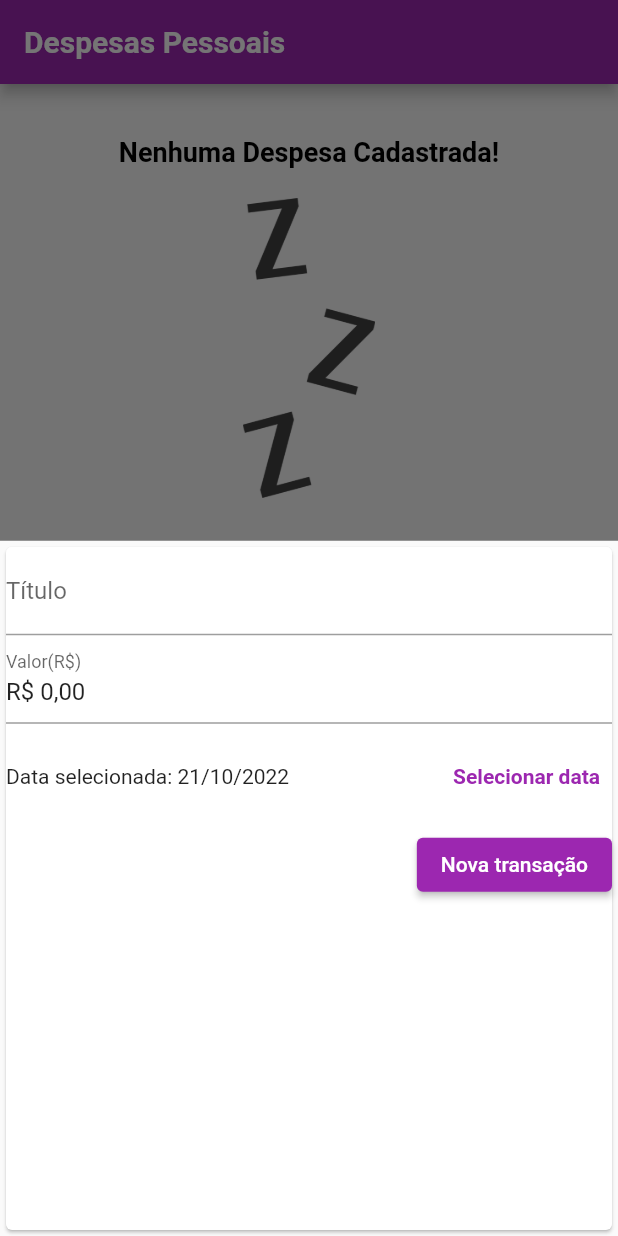
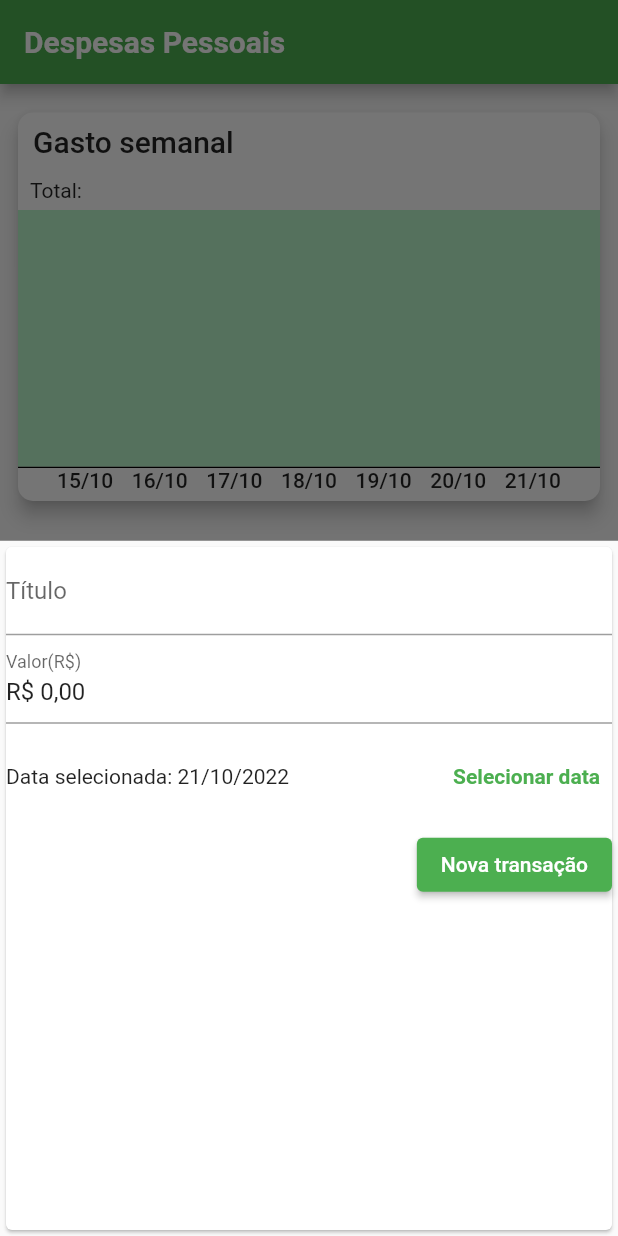
Before and after one commit to adrianoaraujo0/despesas_pessoais, a Flutter app: the screen it shows after launch, after a tap on the "add" icon, on a phone screen of 412 x 824 dp. Run offline on Flutter 3.47's test engine with Material 2 defaults, Android fonts, the phone set to English and light mode, and no system bars; drawn by our look-alikes of fl_chart; our stand-ins replace flutter_masked_text2, rxdart, sqflite; accounts and stored records are empty; Roboto replaces fonts that are missing (OpenSans).

Commit message:
pie sendo implementado

```diff
--- a/lib/main.dart
+++ b/lib/main.dart
@@ -2,12 +2,11 @@ import 'package:despesas_pessoais/repository/expenses_helper.dart';
 import 'package:despesas_pessoais/repository/expenses_helper.dart';
 import 'package:despesas_pessoais/repository/expenses_helper.dart';
 import 'package:despesas_pessoais/repository/expenses_helper.dart';
-import 'package:despesas_pessoais/ui/screen_expenses/expenses_page.dart';
+import 'package:despesas_pessoais/ui/tela_dashboard_resultado/dashboard_page.dart';
 import 'package:flutter/material.dart';
 import 'model/expenses.dart';
 
 main() async{
-
   WidgetsFlutterBinding.ensureInitialized();
   await ExpensesHelper().db;
   runApp(ExpensesApp());
@@ -22,7 +21,7 @@ class ExpensesApp extends StatelessWidget {
       home: MyHomePage(),
       theme: tema.copyWith(
         colorScheme: tema.colorScheme.copyWith(
-          primary: Colors.purple,
+          primary: Colors.green,
           secondary: Colors.black,
         ),
         textTheme: tema.textTheme.copyWith(
@@ -59,12 +58,11 @@ class _MyHomePageState extends State<MyHomePage> {
   void initState() {
 
     expensesHelper.getAllExpenses().then((value) => print(value));
-
     super.initState();
   }
 
   @override
   Widget build(BuildContext context) {
-    return ExpensesPage();
+    return DashboardPage();
   }
 }
--- a/lib/ui/screen_expenses/expenses_page.dart
+++ /dev/null
@@ -1,184 +0,0 @@
-import 'package:despesas_pessoais/model/expenses.dart';
-import 'package:despesas_pessoais/ui/screen_expenses/expenses_controller.dart';
-import 'package:fl_chart/fl_chart.dart';
-import 'package:flutter/material.dart';
-import 'package:intl/intl.dart';
-
-class ExpensesPage extends StatelessWidget {
-  ExpensesPage({super.key});
-
-  final ExpensesController telaDespesasController = ExpensesController();
-
-  @override
-  Widget build(BuildContext context) {
-    return SafeArea(
-      child: Scaffold(
-        appBar: AppBar(title: const Text('Despesas Pessoais')),
-        body: Padding(
-          padding: const EdgeInsets.symmetric(vertical: 15.0, horizontal: 8),
-          child: Column(
-            children: [
-              // barChart(),
-              buildListTransactions(context),
-            ],
-          ),
-        ),
-        floatingActionButton: adicionarDespesa(context),
-        floatingActionButtonLocation: FloatingActionButtonLocation.endDocked,
-      ),
-    );
-  }
-
-  Widget barChart(){
-    return StreamBuilder<bool>(
-      stream: telaDespesasController.updateChart.stream,
-      builder: (context, snapshot) {
-        return SizedBox(
-          height: 200,
-          child:Card(
-            elevation: 5,
-            child: AspectRatio(
-              aspectRatio: 2,
-              child: BarChart(
-                BarChartData(
-                  minY: 0,
-                  maxY: 10,
-                  groupsSpace: 2,
-                  barGroups: telaDespesasController.chartGroup(),
-                  borderData:  FlBorderData(
-                  border: const Border(bottom: BorderSide())),
-                  gridData: FlGridData(show: false),
-                  titlesData: FlTitlesData(
-                    bottomTitles: AxisTitles(sideTitles: telaDespesasController.bottomTitles()),
-                    topTitles: AxisTitles(sideTitles: SideTitles(showTitles: false)),
-                    rightTitles: AxisTitles(sideTitles: SideTitles(showTitles: false)),
-                    leftTitles: AxisTitles(sideTitles: SideTitles(showTitles: false)),
-                  ),
-                )
-              )
-            ),
-          ),
-        );
-      }
-    );
- }
-
-  Widget adicionarDespesa(BuildContext context) {
-    return Container(
-      margin: const EdgeInsets.only(bottom: 20),
-      child: FloatingActionButton(
-        onPressed: () => showModalBottomSheet(context: context, builder: (_) => buildForm(context)),
-        backgroundColor: Colors.purple,
-        child: const Icon(Icons.add),
-      )
-    );
-  }
-
-  Widget buildForm(BuildContext context){
-    return Card(
-      child: Column(
-        children: [
-          TextField(
-            controller: telaDespesasController.titleController,
-            decoration: const InputDecoration(labelText: "Título"),
-          ),
-          TextField(
-            controller: telaDespesasController.valueController,
-            decoration: const InputDecoration(labelText: "Valor(R\$)"),
-            keyboardType: const TextInputType.numberWithOptions(),
-          ),
-          SizedBox(
-            height: 70,
-            child: StreamBuilder<DateTime>(
-              initialData: DateTime.now(),
-              stream: telaDespesasController.updateDateForm.stream,
-              builder: (context, snapshot) {
-                return Row(
-                  children: [
-                     Expanded(child: Text("Data selecionada: ${DateFormat("dd/MM/y").format(snapshot.data!)}")),
-                     TextButton(
-                        onPressed: (){telaDespesasController.buildShowDatePicker(context);},
-                        child: const Text("Selecionar data",
-                        style: TextStyle(fontWeight: FontWeight.w700))
-                      ),
-                  ],
-                );
-              }
-            ),
-          ),
-          Row(
-            mainAxisAlignment: MainAxisAlignment.end,
-            children: [
-              ElevatedButton(
-                  onPressed: (){
-                    telaDespesasController.addTransaction(context);
-                    telaDespesasController.updateChart.sink.add(false);
-                  },
-                  child: const Text("Nova transação", style: TextStyle(color: Colors.white))
-              ),
-            ],
-          )
-        ],
-      ),
-    );
-  }
-
-  Widget buildListTransactions(BuildContext context){
-    return SingleChildScrollView(
-      child: Column(
-        crossAxisAlignment: CrossAxisAlignment.stretch,
-        children: [
-          StreamBuilder<List<Expenses>>(
-            stream: telaDespesasController.updateTransactionsList.stream,
-            builder: (context, snapshot) {
-              return SizedBox(
-                height: 300,
-                child: snapshot.data == null || snapshot.data!.isEmpty ?
-                Column(children:[
-                  const SizedBox(height: 20),
-                  Text("Nenhuma Despesa Cadastrada!", style: Theme.of(context).textTheme.headline6),
-                  const SizedBox(height: 20),
-                  SizedBox(
-                    height: 200,
-                    child: Image.asset(
-                      "assets/images/waiting.png",
-                      fit:  BoxFit.cover,
-                      )
-                    )
-                 ])
-                : ListView.builder(
-                    shrinkWrap: true,
-                    itemCount: snapshot.data!.length,
-                    itemBuilder: (context, index) {
-                      return Card(
-                        elevation: 5,
-                        margin: const EdgeInsets.symmetric(vertical: 8, horizontal: 5),
-                        child: ListTile(
-                          leading: Padding(
-                            padding: const EdgeInsets.all(6),
-                            child: FittedBox(child: Text('${snapshot.data![index].value}')),
-                          ),
-                          title: Text(snapshot.data![index].title!, style: Theme.of(context).textTheme.headline6),
-                          subtitle: Text(DateFormat('d MMM y').format(snapshot.data![index].date!)),
-                          trailing: IconButton(
-                            color: Theme.of(context).errorColor,
-                            icon: const Icon(Icons.delete),
-                            onPressed: (){
-                              telaDespesasController.removeTransaction(snapshot.data![index].id!, context);
-                            }
-                          ),
-                        ),
-                      );
-                  },
-                ),
-              );
-            }
-          ),
-        ],
-      ),
-    );
-  }
-
-
-
-}
--- a/lib/ui/screen_expenses/expenses_controller.dart
+++ b/lib/ui/tela_dashboard_resultado/dashboard_controller.dart
@@ -3,20 +3,19 @@ import 'package:despesas_pessoais/repository/expenses_helper.dart';
 import 'package:fl_chart/fl_chart.dart';
 import 'package:flutter/material.dart';
 import 'package:flutter_masked_text2/flutter_masked_text2.dart';
-import 'package:intl/intl.dart';
 import 'package:rxdart/subjects.dart';
 import '../../model/expenses.dart';
 
-class ExpensesController{
-  final List<Expenses> transactions = [];
+class DashboardController{
+  List<Expenses> listExpenses = [];
   DateTime selectedDate = DateTime.now();
 
   final MoneyMaskedTextController valueController = MoneyMaskedTextController(precision: 2, leftSymbol: 'R\$ ');
   final TextEditingController titleController = TextEditingController();
 
-  final BehaviorSubject<List<Expenses>> updateTransactionsList = BehaviorSubject<List<Expenses>>();
+  final BehaviorSubject<List<Expenses>> updateExpensesList = BehaviorSubject<List<Expenses>>();
   final BehaviorSubject<DateTime> updateDateForm = BehaviorSubject<DateTime>();
-  final BehaviorSubject<bool> updateChart = BehaviorSubject<bool>();
+  final BehaviorSubject<List<Expenses>>  updateChart = BehaviorSubject<List<Expenses>>();
   double accumulate = 0 ;
 
   ExpensesHelper expensesHelper = ExpensesHelper();
@@ -30,6 +29,12 @@ class ExpensesController{
     );
   }
 
+  Future getExpenses() async{
+    listExpenses = await expensesHelper.getAllExpenses();
+    updateExpensesList.sink.add(listExpenses.reversed.toList());
+    updateChart.sink.add(listExpenses);
+ }
+
   void addTransaction(BuildContext context) {
     if(valueController.text.isEmpty || titleController.text.isEmpty)return;
 
@@ -40,14 +45,15 @@ class ExpensesController{
       selectedDate
     );
 
-    transactions.add(newExpense);
-    updateTransactionsList.sink.add(transactions);
+    listExpenses.add(newExpense);
     expensesHelper.saveExpense(newExpense);
 
     titleController.clear();
     valueController.updateValue(0);
     selectedDate = DateTime.now();
 
+
+    getExpenses();
     Navigator.of(context).pop();
   }
 
@@ -81,9 +87,8 @@ class ExpensesController{
               const SizedBox(height: 10,),
               InkWell(
                 onTap: () {
-                  transactions.removeWhere((element) => element.id == id);
-                  updateTransactionsList.sink.add(transactions);
-                  updateChart.sink.add(true);
+                  expensesHelper.deleteExpenses(id);
+                  getExpenses();
                   Navigator.pop(context);
                 },
                 child: Container(width: 60, height: 40, alignment: Alignment.center, child: const Text("SIM", textAlign: TextAlign.center,))
@@ -96,7 +101,7 @@ class ExpensesController{
   }
 
   double accumulateDateValues(int day){
-    List<Expenses> dayTransactions = transactions.where((element) => element.date!.day == day).toList();
+    List<Expenses> dayTransactions = listExpenses.where((element) => element.date!.day == day).toList();
 
     if(dayTransactions.isNotEmpty){
       accumulate = dayTransactions.map((transactions) =>  transactions.value).reduce((value, element) => value! + element!)!;
@@ -147,4 +152,11 @@ class ExpensesController{
     ];
   }
 
+  // double? transactionsTotalSum()=> listExpenses.map((expense) => expense.value ).reduce((value, element) => value! + element!);
+
+  Future<double?> transactionsTotalSum() async {
+    List<Expenses> list = await expensesHelper.getAllExpenses();
+    return list.map((expense) => expense.value).reduce((value, element) => value! + element!);
+  }
+
 }
--- /dev/null
+++ b/lib/ui/tela_dashboard_resultado/dashboard_page.dart
@@ -0,0 +1,255 @@
+import 'package:despesas_pessoais/model/expenses.dart';
+import 'package:despesas_pessoais/repository/expenses_helper.dart';
+import 'package:despesas_pessoais/ui/tela_dashboard_resultado/dashboard_controller.dart';
+import 'package:despesas_pessoais/ui/tela_lista_transacoes/lista_transacoes_page.dart';
+import 'package:fl_chart/fl_chart.dart';
+import 'package:flutter/material.dart';
+import 'package:intl/intl.dart';
+
+class DashboardPage extends StatefulWidget {
+  DashboardPage({super.key});
+
+  @override
+  State<DashboardPage> createState() => _DashboardPageState();
+}
+
+class _DashboardPageState extends State<DashboardPage> {
+
+  final DashboardController dashboardController = DashboardController();
+
+  @override
+  void initState() {
+
+    dashboardController.getExpenses();
+    super.initState();
+  }
+
+
+  @override
+  Widget build(BuildContext context) {
+    return Scaffold(
+      appBar: AppBar(title: const Text('Despesas Pessoais')),
+      body: SingleChildScrollView(
+        child: Padding(
+          padding: const EdgeInsets.symmetric(vertical: 15.0, horizontal: 8),
+          child: Column(
+            children: [
+              barChart(),
+              buildListTransactions(context),
+              pieChart()
+            ],
+          ),
+        ),
+      ),
+      floatingActionButton: adicionarDespesa(context),
+      floatingActionButtonLocation: FloatingActionButtonLocation.endDocked,
+    );
+  }
+
+  Widget barChart(){
+    return StreamBuilder<List<Expenses>>(
+      stream: dashboardController.updateChart.stream,
+      builder: (context, snapshot) {
+        return SizedBox(
+          height: 267,
+          width: 400,
+          child: Card(
+            elevation: 5,
+            shape: RoundedRectangleBorder(
+                borderRadius: BorderRadius.circular(10)
+            ),
+            child: Column(
+              crossAxisAlignment: CrossAxisAlignment.start,
+              children: [
+                const Padding(
+                  padding: EdgeInsets.symmetric(vertical: 8.0, horizontal: 10),
+                  child: Text("Gasto semanal", style: TextStyle(fontWeight: FontWeight.w500, fontSize: 20)),
+                ),
+                const Padding(
+                  padding: EdgeInsets.symmetric(vertical: 5, horizontal: 8),
+                  child: Text("Total: "),
+                ),
+                AspectRatio(
+                  aspectRatio: 2,
+                  child: BarChart(
+                    BarChartData(
+                      backgroundColor: Colors.greenAccent[100],
+                      minY: 0,
+                      maxY: 10,
+                      groupsSpace: 2,
+                      barGroups: dashboardController.chartGroup(),
+                      borderData:  FlBorderData(
+                        show: true,
+                      border: const Border(bottom: BorderSide())),
+                      gridData: FlGridData(show: false),
+                      titlesData: FlTitlesData(
+                        bottomTitles: AxisTitles(sideTitles: dashboardController.bottomTitles()),
+                        topTitles: AxisTitles(sideTitles: SideTitles(showTitles: false)),
+                        rightTitles: AxisTitles(sideTitles: SideTitles(showTitles: false)),
+                        leftTitles: AxisTitles(sideTitles: SideTitles(showTitles: false)),
+                      ),
+                    )
+                  )
+                ),
+              ],
+            ),
+          ),
+        );
+      }
+    );
+ }
+
+ Widget pieChart(){
+  return SizedBox(
+    height: 400,
+    width: 400,
+    child: Card(
+      shape: RoundedRectangleBorder(
+        borderRadius: BorderRadius.circular(10)
+      ),
+      elevation: 5,
+      child: Column(
+        crossAxisAlignment: CrossAxisAlignment.start,
+        children: const [
+          Padding(
+            padding: EdgeInsets.symmetric(vertical: 8.0, horizontal: 10),
+            child: Text("Despesas mensal", style: TextStyle(fontWeight: FontWeight.w500, fontSize: 20)),
+          ),
+        ]
+      ),
+    ),
+  );
+
+ }
+
+  Widget adicionarDespesa(BuildContext context) {
+    return Container(
+      margin: const EdgeInsets.only(bottom: 20),
+      child: FloatingActionButton(
+        onPressed: () => showModalBottomSheet(context: context, builder: (_) => buildForm(context)),
+        backgroundColor: Colors.green,
+        child: const Icon(Icons.add),
+      )
+    );
+  }
+
+  Widget buildForm(BuildContext context){
+    return Card(
+      child: Column(
+        children: [
+          TextField(
+            controller: dashboardController.titleController,
+            decoration: const InputDecoration(labelText: "Título"),
+          ),
+          TextField(
+            controller: dashboardController.valueController,
+            decoration: const InputDecoration(labelText: "Valor(R\$)"),
+            keyboardType: const TextInputType.numberWithOptions(),
+          ),
+          SizedBox(
+            height: 70,
+            child: StreamBuilder<DateTime>(
+              initialData: DateTime.now(),
+              stream: dashboardController.updateDateForm.stream,
+              builder: (context, snapshot) {
+                return Row(
+                  children: [
+                     Expanded(child: Text("Data selecionada: ${DateFormat("dd/MM/y").format(snapshot.data!)}")),
+                     TextButton(
+                        onPressed: (){dashboardController.buildShowDatePicker(context);},
+                        child: const Text("Selecionar data",
+                        style: TextStyle(fontWeight: FontWeight.w700))
+                      ),
+                  ],
+                );
+              }
+            ),
+          ),
+          Row(
+            mainAxisAlignment: MainAxisAlignment.end,
+            children: [
+              ElevatedButton(
+                  onPressed: (){
+                    dashboardController.addTransaction(context);
+                  },
+                  child: const Text("Nova transação", style: TextStyle(color: Colors.white))
+              ),
+            ],
+          )
+        ],
+      ),
+    );
+  }
+
+  Widget buildListTransactions(BuildContext context){
+    return Column(
+      crossAxisAlignment: CrossAxisAlignment.stretch,
+      children: [
+        StreamBuilder<List<Expenses>>(
+          stream: dashboardController.updateExpensesList.stream,
+          builder: (context, snapshot) {
+            return SizedBox(
+              height: 336,
+              child: snapshot.data == null || snapshot.data!.isEmpty ?
+              Column(children:[
+                const SizedBox(height: 20),
+                Text("Nenhuma Despesa Cadastrada!", style: Theme.of(context).textTheme.headline6),
+                const SizedBox(height: 20),
+                SizedBox(
+                  height: 200,
+                  child: Image.asset(
+                    "assets/images/waiting.png",
+                    fit:  BoxFit.cover,
+                    )
+                  )
+               ])
+              : Card(
+                elevation: 5,
+                shape: RoundedRectangleBorder(
+                  borderRadius: BorderRadius.circular(10)
+                ),
+                child: Column(
+                  crossAxisAlignment: CrossAxisAlignment.start,
+                  children: [
+                    Row(
+                      mainAxisAlignment: MainAxisAlignment.spaceBetween,
+                      children: [
+                        const Padding(
+                        padding: EdgeInsets.symmetric(vertical: 8.0, horizontal: 10),
+                        child: Text("Últimas despesas", style: TextStyle(fontWeight: FontWeight.w500, fontSize: 20)),
+                        ),
+                        IconButton(onPressed: (){Navigator.push(context, MaterialPageRoute(builder: (context) => ListaTransacoes()));}, icon: const Icon(Icons.list)),
+                      ],
+                    ),
+                    ListView.builder(
+                        physics: const NeverScrollableScrollPhysics(),
+                        shrinkWrap: true,
+                        itemCount: 5,
+                        itemBuilder: (context, index) {
+                          return ListTile(
+                            leading: const Padding(
+                              padding: EdgeInsets.symmetric(horizontal: 2),
+                              child: CircleAvatar(),
+                            ),
+                            title: Text(snapshot.data![index].title!, style: const TextStyle(fontWeight: FontWeight.w400, fontSize: 18)),
+                            trailing:  Column(
+                              mainAxisAlignment: MainAxisAlignment.center,
+                              crossAxisAlignment: CrossAxisAlignment.end,
+                              children: [
+                                Text('R\$ ${snapshot.data![index].value}', style: const TextStyle(fontWeight: FontWeight.w500)),
+                                Text(DateFormat.Hm().format(snapshot.data![index].date!), style: const TextStyle(fontWeight: FontWeight.w300)),
+                              ],
+                            ),
+                          );
+                      },
+                    ),
+                  ],
+                ),
+              ),
+            );
+          }
+        ),
+      ],
+    );
+  }
+}
```
Also changed, not shown: lib/model/expenses.dart (+6 -2 lines), lib/ui/tela_lista_transacoes/lista_transacoes_page.dart (added, +73 -0 lines), lib/ui/tela_lista_transacoes/lista_transacoes_controller.dart (added).
